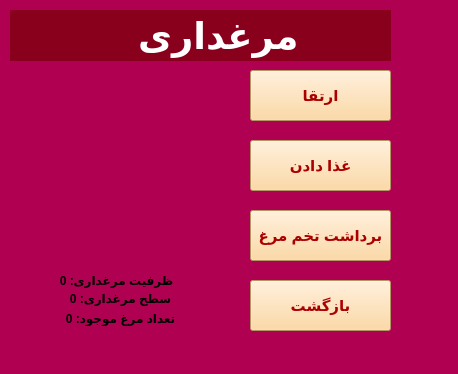
Mahdi-Ghasemii/AP_Project, file ChickenHome.ui: the form before one commit.
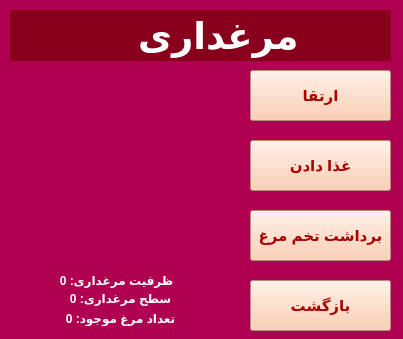
The form after the commit. Icons and pictures are not drawn.

Commit message: add Data class, edit habitat and animals home classes

Patch:
```diff
--- a/ChickenHome.ui
+++ b/ChickenHome.ui
@@ -6,8 +6,8 @@
    <rect>
     <x>0</x>
     <y>0</y>
-    <width>458</width>
-    <height>374</height>
+    <width>403</width>
+    <height>339</height>
    </rect>
   </property>
   <property name="windowTitle">
@@ -53,7 +53,7 @@
      </font>
     </property>
     <property name="styleSheet">
-     <string notr="true">background-color: rgb(255, 208, 141);
+     <string notr="true">background-color: rgb(255, 194, 158);
 color: rgb(170, 0, 0);</string>
     </property>
     <property name="text">
@@ -77,7 +77,7 @@
      </font>
     </property>
     <property name="styleSheet">
-     <string notr="true">background-color: rgb(255, 208, 141);
+     <string notr="true">background-color: rgb(255, 194, 158);
 color: rgb(170, 0, 0);</string>
     </property>
     <property name="text">
@@ -101,7 +101,7 @@
      </font>
     </property>
     <property name="styleSheet">
-     <string notr="true">background-color: rgb(255, 208, 141);
+     <string notr="true">background-color: rgb(255, 194, 158);
 color: rgb(170, 0, 0);</string>
     </property>
     <property name="text">
@@ -125,7 +125,7 @@
      </font>
     </property>
     <property name="styleSheet">
-     <string notr="true">background-color: rgb(255, 208, 141);
+     <string notr="true">background-color: rgb(255, 194, 158);
 color: rgb(170, 0, 0);</string>
     </property>
     <property name="text">
@@ -147,6 +147,9 @@
       <bold>true</bold>
      </font>
     </property>
+    <property name="styleSheet">
+     <string notr="true">color: rgb(255, 255, 255);</string>
+    </property>
     <property name="text">
      <string>ظرفیت مرغداری: 0</string>
     </property>
@@ -169,6 +172,9 @@
       <bold>true</bold>
      </font>
     </property>
+    <property name="styleSheet">
+     <string notr="true">color: rgb(255, 255, 255);</string>
+    </property>
     <property name="text">
      <string>سطح مرغداری: 0</string>
     </property>
@@ -191,6 +197,9 @@
       <bold>true</bold>
      </font>
     </property>
+    <property name="styleSheet">
+     <string notr="true">color: rgb(255, 255, 255);</string>
+    </property>
     <property name="text">
      <string>تعداد مرغ موجود: 0</string>
     </property>
```
The commit also changes 13 other files.
